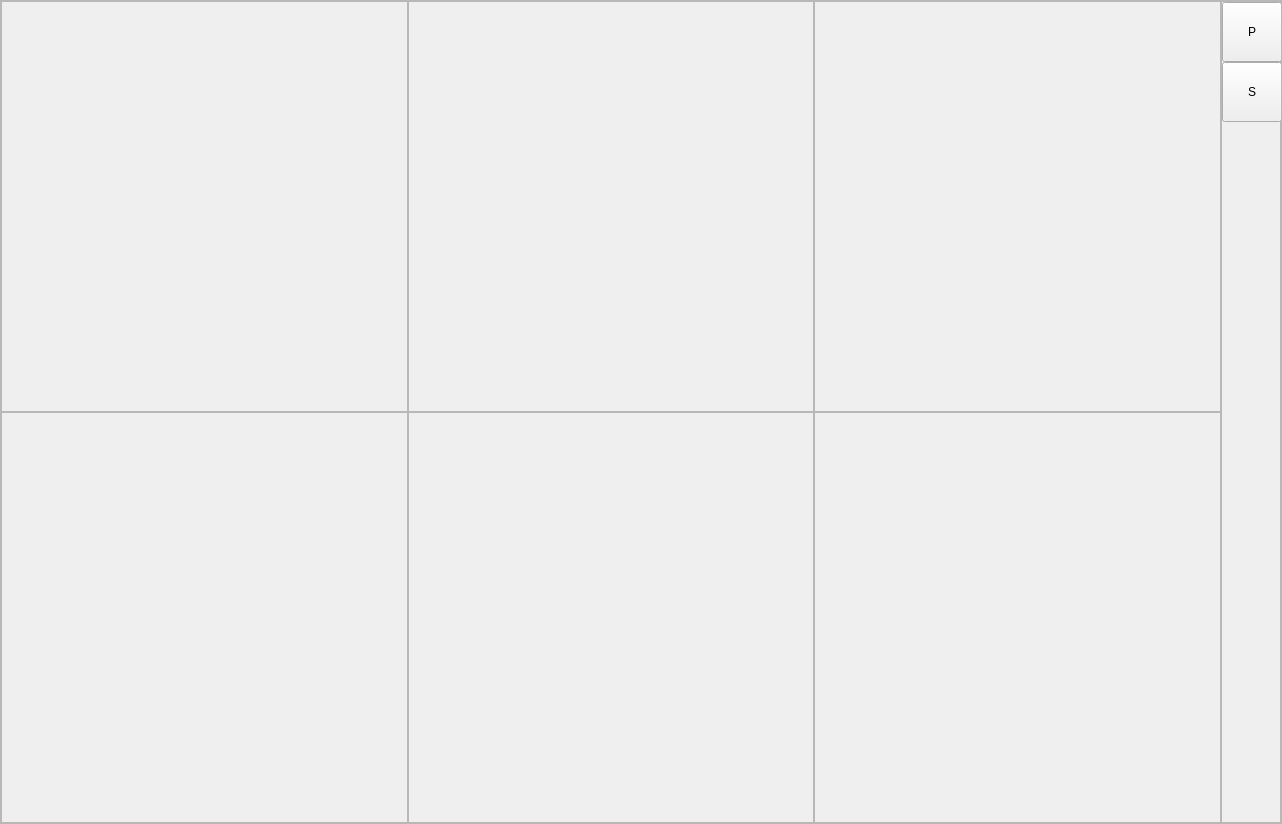
Before: the Qt Designer form MyEverydayApp/src/mainwindow.ui in Gusarov2906/MyEverydayApp, drawn with Qt 5.
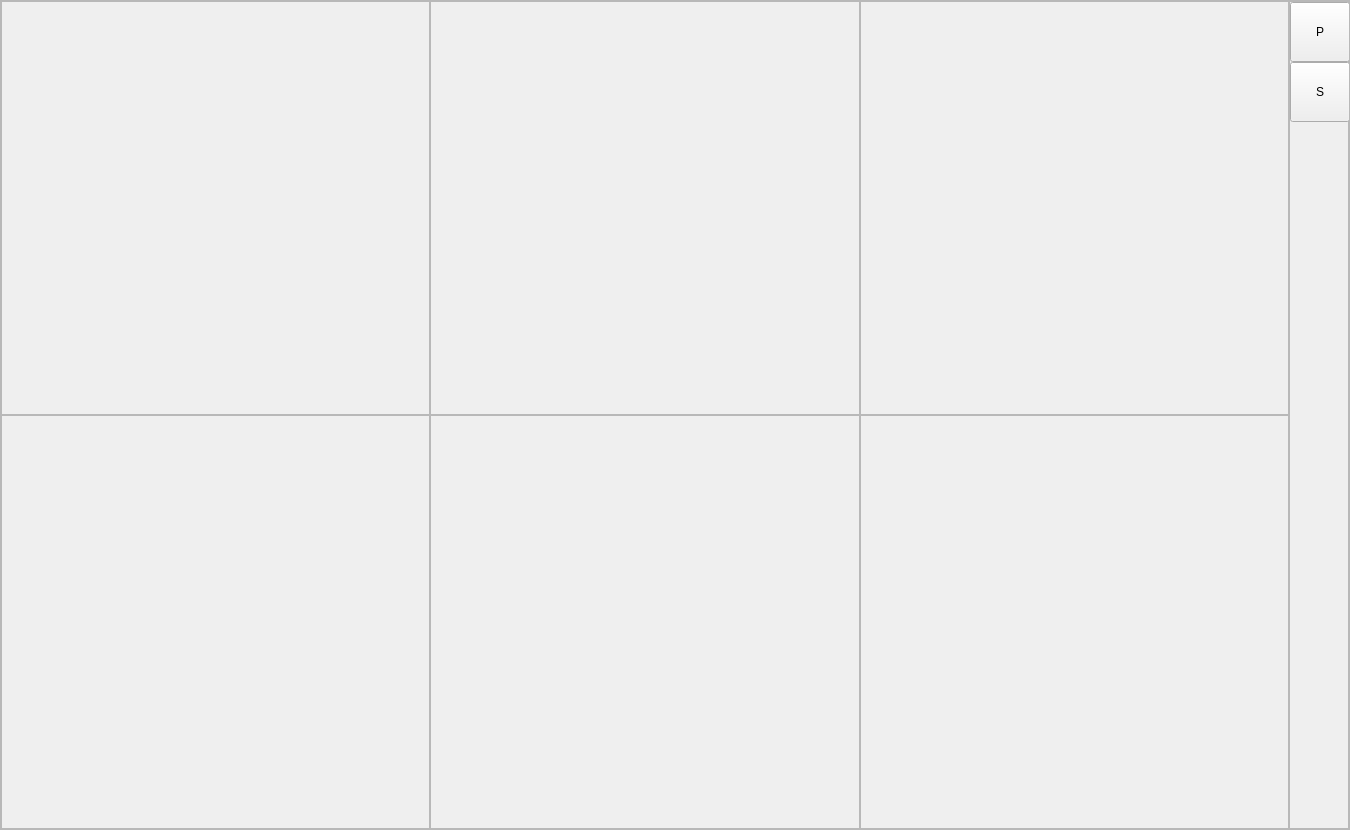
After: the same form once the commit is applied.

Commit message: Added Notes widget ui

The edit to the form file:
```diff
--- a/MyEverydayApp/src/mainwindow.ui
+++ b/MyEverydayApp/src/mainwindow.ui
@@ -6,8 +6,8 @@
    <rect>
     <x>0</x>
     <y>0</y>
-    <width>1282</width>
-    <height>824</height>
+    <width>1350</width>
+    <height>830</height>
    </rect>
   </property>
   <property name="sizePolicy">
@@ -18,8 +18,8 @@
   </property>
   <property name="minimumSize">
    <size>
-    <width>1280</width>
-    <height>800</height>
+    <width>1350</width>
+    <height>830</height>
    </size>
   </property>
   <property name="maximumSize">
@@ -135,8 +135,42 @@
                 <enum>QFrame::Raised</enum>
                </property>
                <layout class="QVBoxLayout" name="verticalLayout_5">
+                <property name="spacing">
+                 <number>0</number>
+                </property>
+                <property name="sizeConstraint">
+                 <enum>QLayout::SetNoConstraint</enum>
+                </property>
+                <property name="leftMargin">
+                 <number>0</number>
+                </property>
+                <property name="topMargin">
+                 <number>0</number>
+                </property>
+                <property name="rightMargin">
+                 <number>0</number>
+                </property>
+                <property name="bottomMargin">
+                 <number>0</number>
+                </property>
                 <item>
-                 <widget class="QWidget" name="widget00" native="true"/>
+                 <widget class="QWidget" name="widget00" native="true">
+                  <property name="minimumSize">
+                   <size>
+                    <width>400</width>
+                    <height>400</height>
+                   </size>
+                  </property>
+                  <property name="maximumSize">
+                   <size>
+                    <width>600</width>
+                    <height>600</height>
+                   </size>
+                  </property>
+                  <property name="contextMenuPolicy">
+                   <enum>Qt::PreventContextMenu</enum>
+                  </property>
+                 </widget>
                 </item>
                </layout>
               </widget>
@@ -162,8 +196,36 @@
                 <enum>QFrame::Raised</enum>
                </property>
                <layout class="QVBoxLayout" name="verticalLayout_9">
+                <property name="spacing">
+                 <number>0</number>
+                </property>
+                <property name="leftMargin">
+                 <number>0</number>
+                </property>
+                <property name="topMargin">
+                 <number>0</number>
+                </property>
+                <property name="rightMargin">
+                 <number>0</number>
+                </property>
+                <property name="bottomMargin">
+                 <number>0</number>
+                </property>
                 <item>
-                 <widget class="QWidget" name="widget11" native="true"/>
+                 <widget class="QWidget" name="widget11" native="true">
+                  <property name="minimumSize">
+                   <size>
+                    <width>400</width>
+                    <height>400</height>
+                   </size>
+                  </property>
+                  <property name="maximumSize">
+                   <size>
+                    <width>600</width>
+                    <height>600</height>
+                   </size>
+                  </property>
+                 </widget>
                 </item>
                </layout>
               </widget>
@@ -192,6 +254,9 @@
                 <property name="spacing">
                  <number>0</number>
                 </property>
+                <property name="sizeConstraint">
+                 <enum>QLayout::SetMinimumSize</enum>
+                </property>
                 <property name="leftMargin">
                  <number>0</number>
                 </property>
@@ -205,7 +270,20 @@
                  <number>0</number>
                 </property>
                 <item>
-                 <widget class="QWidget" name="widget01" native="true"/>
+                 <widget class="QWidget" name="widget01" native="true">
+                  <property name="minimumSize">
+                   <size>
+                    <width>400</width>
+                    <height>400</height>
+                   </size>
+                  </property>
+                  <property name="maximumSize">
+                   <size>
+                    <width>600</width>
+                    <height>600</height>
+                   </size>
+                  </property>
+                 </widget>
                 </item>
                </layout>
               </widget>
@@ -231,8 +309,36 @@
                 <enum>QFrame::Raised</enum>
                </property>
                <layout class="QVBoxLayout" name="verticalLayout_10">
+                <property name="spacing">
+                 <number>0</number>
+                </property>
+                <property name="leftMargin">
+                 <number>0</number>
+                </property>
+                <property name="topMargin">
+                 <number>0</number>
+                </property>
+                <property name="rightMargin">
+                 <number>0</number>
+                </property>
+                <property name="bottomMargin">
+                 <number>0</number>
+                </property>
                 <item>
-                 <widget class="QWidget" name="widget12" native="true"/>
+                 <widget class="QWidget" name="widget12" native="true">
+                  <property name="minimumSize">
+                   <size>
+                    <width>400</width>
+                    <height>400</height>
+                   </size>
+                  </property>
+                  <property name="maximumSize">
+                   <size>
+                    <width>600</width>
+                    <height>600</height>
+                   </size>
+                  </property>
+                 </widget>
                 </item>
                </layout>
               </widget>
@@ -258,8 +364,36 @@
                 <enum>QFrame::Raised</enum>
                </property>
                <layout class="QVBoxLayout" name="verticalLayout_7">
+                <property name="spacing">
+                 <number>0</number>
+                </property>
+                <property name="leftMargin">
+                 <number>0</number>
+                </property>
+                <property name="topMargin">
+                 <number>0</number>
+                </property>
+                <property name="rightMargin">
+                 <number>0</number>
+                </property>
+                <property name="bottomMargin">
+                 <number>0</number>
+                </property>
                 <item>
-                 <widget class="QWidget" name="widget02" native="true"/>
+                 <widget class="QWidget" name="widget02" native="true">
+                  <property name="minimumSize">
+                   <size>
+                    <width>400</width>
+                    <height>400</height>
+                   </size>
+                  </property>
+                  <property name="maximumSize">
+                   <size>
+                    <width>600</width>
+                    <height>600</height>
+                   </size>
+                  </property>
+                 </widget>
                 </item>
                </layout>
               </widget>
@@ -291,8 +425,36 @@
                 <enum>QFrame::Raised</enum>
                </property>
                <layout class="QVBoxLayout" name="verticalLayout_8">
+                <property name="spacing">
+                 <number>0</number>
+                </property>
+                <property name="leftMargin">
+                 <number>0</number>
+                </property>
+                <property name="topMargin">
+                 <number>0</number>
+                </property>
+                <property name="rightMargin">
+                 <number>0</number>
+                </property>
+                <property name="bottomMargin">
+                 <number>0</number>
+                </property>
                 <item>
-                 <widget class="QWidget" name="widget10" native="true"/>
+                 <widget class="QWidget" name="widget10" native="true">
+                  <property name="minimumSize">
+                   <size>
+                    <width>400</width>
+                    <height>400</height>
+                   </size>
+                  </property>
+                  <property name="maximumSize">
+                   <size>
+                    <width>600</width>
+                    <height>600</height>
+                   </size>
+                  </property>
+                 </widget>
                 </item>
                </layout>
               </widget>
@@ -301,6 +463,12 @@
            </item>
            <item>
             <widget class="QFrame" name="rightMenu">
+             <property name="minimumSize">
+              <size>
+               <width>60</width>
+               <height>0</height>
+              </size>
+             </property>
              <property name="maximumSize">
               <size>
                <width>60</width>
```
Left out of the diff: 2 changed lines with no effect on the pictures. The commit also changes 2 other files.
